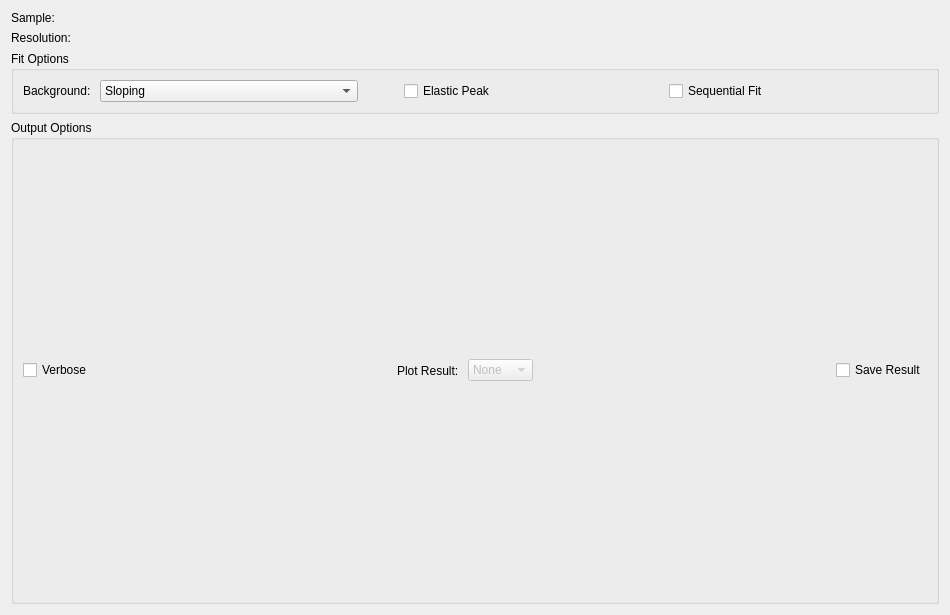
First picture: the form in Code/Mantid/MantidQt/CustomInterfaces/inc/MantidQtCustomInterfaces/Stretch.ui, repository mantidproject/mantid, before the edit.
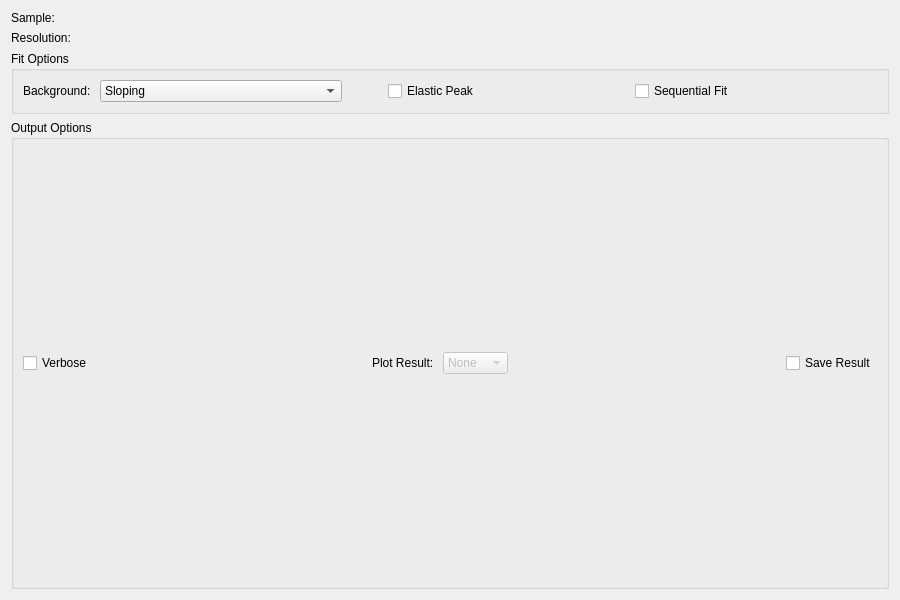
Second picture: the form after the edit. Custom widgets are drawn as their Qt base class.

```diff
--- a/Code/Mantid/MantidQt/CustomInterfaces/inc/MantidQtCustomInterfaces/Stretch.ui
+++ b/Code/Mantid/MantidQt/CustomInterfaces/inc/MantidQtCustomInterfaces/Stretch.ui
@@ -6,8 +6,8 @@
    <rect>
     <x>0</x>
     <y>0</y>
-    <width>950</width>
-    <height>615</height>
+    <width>900</width>
+    <height>600</height>
    </rect>
   </property>
   <property name="windowTitle">
```
